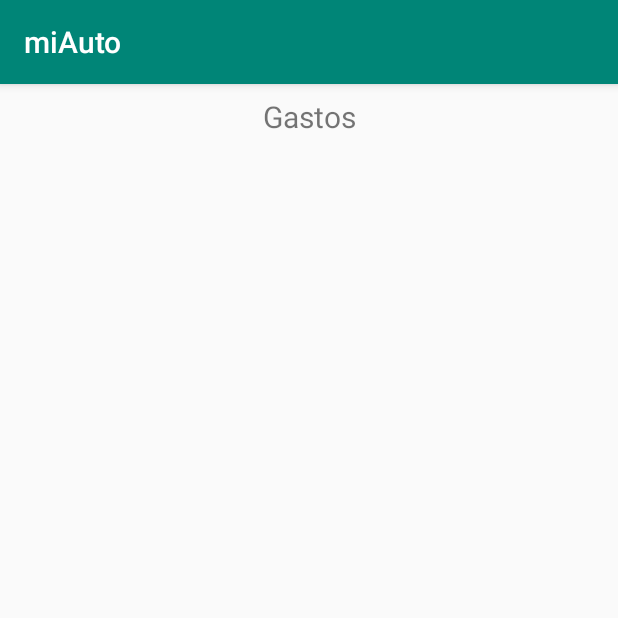
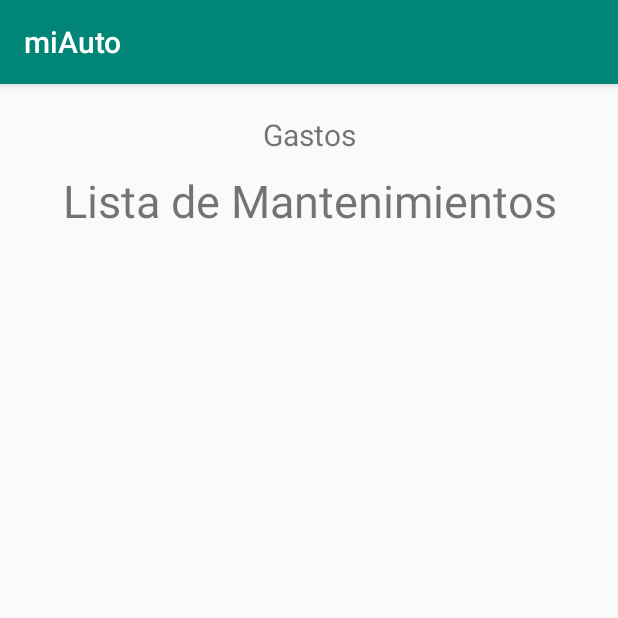
Before and after one commit to DavidOnofre/ApkMiAuto, an Android app: the fragment ShareFragment shown on its own in the app's theme, on a phone screen of 412 x 824 dp, the top half of it. Run offline under Robolectric (Android 15) with nearby library versions, the phone set to English and light mode, and no system bars; our stand-ins replace Firebase (no records; nobody signed in at launch, a user with empty details on screens opened directly).

Commit message:
ventana mantenimientos

```diff
--- a/app/src/main/java/com/java/micarro/ui/share/ShareFragment.java
+++ b/app/src/main/java/com/java/micarro/ui/share/ShareFragment.java
@@ -4,6 +4,8 @@ import android.os.Bundle;
 import android.view.LayoutInflater;
 import android.view.View;
 import android.view.ViewGroup;
+import android.widget.ArrayAdapter;
+import android.widget.ListView;
 import android.widget.TextView;
 
 import androidx.annotation.Nullable;
@@ -12,9 +14,32 @@ import androidx.fragment.app.Fragment;
 import androidx.lifecycle.Observer;
 import androidx.lifecycle.ViewModelProviders;
 
+import com.google.firebase.database.DataSnapshot;
+import com.google.firebase.database.DatabaseError;
+import com.google.firebase.database.DatabaseReference;
+import com.google.firebase.database.ValueEventListener;
+import com.java.micarro.Comun;
 import com.java.micarro.R;
+import com.java.micarro.model.Auto;
+import com.java.micarro.model.Mantenimiento;
+import com.java.micarro.model.Persona;
+import com.java.micarro.ui.gallery.GalleryViewModel;
+
+import java.util.ArrayList;
+import java.util.List;
+
+import static com.java.micarro.Constantes.IDENTIFICACION_SESION;
+import static com.java.micarro.Constantes.PERSONA;
 
 public class ShareFragment extends Fragment {
+
+    private Comun comun;
+    private DatabaseReference databaseReference;
+    private GalleryViewModel galleryViewModel;
+    private ListView listViewMantenimientos;
+    private Persona persona = new Persona();
+    private List<Mantenimiento> mantenimientos = new ArrayList<Mantenimiento>();
+    private ArrayAdapter<Mantenimiento> arrayAdapterMantenimiento;
 
     private ShareViewModel shareViewModel;
 
@@ -30,6 +55,48 @@ public class ShareFragment extends Fragment {
                 textView.setText(s);
             }
         });
+
+        inicializarVariables(root);
+        cargarDatosPersona(comun.obtenerValorSesion(getActivity(), IDENTIFICACION_SESION));
+
         return root;
     }
+
+    /**
+     * Método usado para inicializar variables.
+     */
+    private void inicializarVariables(View root) {
+        comun = new Comun();
+        listViewMantenimientos = root.findViewById(R.id.listViewShareMantenimientos);
+        databaseReference = comun.ObtenerDataBaseReference(getActivity());
+    }
+
+    /**
+     * Método usado para cargar datos del usuario logeado.
+     */
+    private void cargarDatosPersona(String clave) {
+        final String usuarioLogeado = clave;
+        databaseReference.child(PERSONA).addValueEventListener(new ValueEventListener() {
+
+            @Override
+            public void onDataChange(@NonNull DataSnapshot dataSnapshot) {
+                mantenimientos.clear();
+
+                for (DataSnapshot objDataSnapshot : dataSnapshot.getChildren()) {
+                    Persona p = objDataSnapshot.getValue(Persona.class);
+
+                    if (usuarioLogeado.equals(p.getUid())) {
+                        persona = p;
+                        mantenimientos = p.getMantenimiento();
+                    }
+                }
+                arrayAdapterMantenimiento = new ArrayAdapter<Mantenimiento>(getActivity(), android.R.layout.simple_list_item_1, mantenimientos);
+                listViewMantenimientos.setAdapter(arrayAdapterMantenimiento);
+            }
+
+            @Override
+            public void onCancelled(@NonNull DatabaseError databaseError) {
+            }
+        });
+    }
 }
--- a/app/src/main/res/layout/fragment_share.xml
+++ b/app/src/main/res/layout/fragment_share.xml
@@ -1,8 +1,10 @@
 <?xml version="1.0" encoding="utf-8"?>
-<androidx.constraintlayout.widget.ConstraintLayout xmlns:android="http://schemas.android.com/apk/res/android"
-    xmlns:app="http://schemas.android.com/apk/res-auto"
+<LinearLayout
+    xmlns:android="http://schemas.android.com/apk/res/android"
     android:layout_width="match_parent"
-    android:layout_height="match_parent">
+    android:layout_height="match_parent"
+    android:orientation="vertical"
+    android:padding="12dp">
 
     <TextView
         android:id="@+id/text_share"
@@ -12,8 +14,22 @@
         android:layout_marginTop="8dp"
         android:layout_marginEnd="8dp"
         android:textAlignment="center"
-        android:textSize="20sp"
-        app:layout_constraintEnd_toEndOf="parent"
-        app:layout_constraintStart_toStartOf="parent"
-        app:layout_constraintTop_toTopOf="parent" />
-</androidx.constraintlayout.widget.ConstraintLayout>
+        android:textSize="20sp" />
+
+    <!-- Lista de mantenimientos -->
+    <TextView
+        android:layout_width="match_parent"
+        android:layout_height="wrap_content"
+        android:layout_gravity="center_horizontal"
+        android:layout_margin="10dp"
+        android:text="@string/lista_mantenimientos"
+        android:textAlignment="center"
+        android:textSize="30sp" />
+
+    <ListView
+        android:id="@+id/listViewShareMantenimientos"
+        android:layout_width="match_parent"
+        android:layout_height="match_parent" />
+
+
+</LinearLayout>
--- a/app/src/main/res/values/strings.xml
+++ b/app/src/main/res/values/strings.xml
@@ -80,5 +80,10 @@
     <string name="notificacion">Notificación</string>
     <string name="textview_notificacion_aviso">Revise sus consumibles</string>
     <string name="Asignar_Alarma">Asignar Recordatorio</string>
+    <string name="lista_mantenimientos">Lista de Mantenimientos</string>
+    <string name="lista_autos">Lista de Autos</string>
+    <string name="placa">Placa</string>
+    <string name="marca">Marca</string>
+    <string name="modelo">Modelo</string>
 
 </resources>
```
Also changed, not shown: app/src/main/java/com/java/micarro/model/Mantenimiento.java (+6 -1 lines), app/src/main/java/com/java/micarro/model/Persona.java (+10 -7 lines), app/src/main/java/com/java/micarro/ui/home/HomeFragment.java (+6 -1 lines), app/src/main/res/layout/fragment_gallery.xml (+5 -5 lines).
